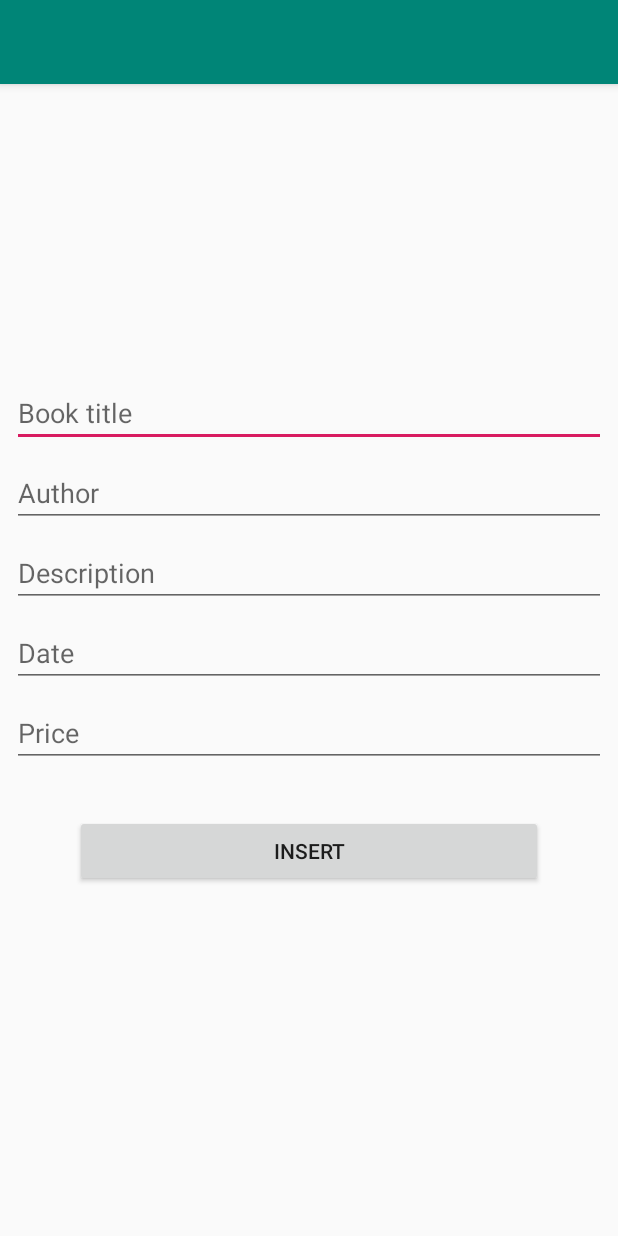
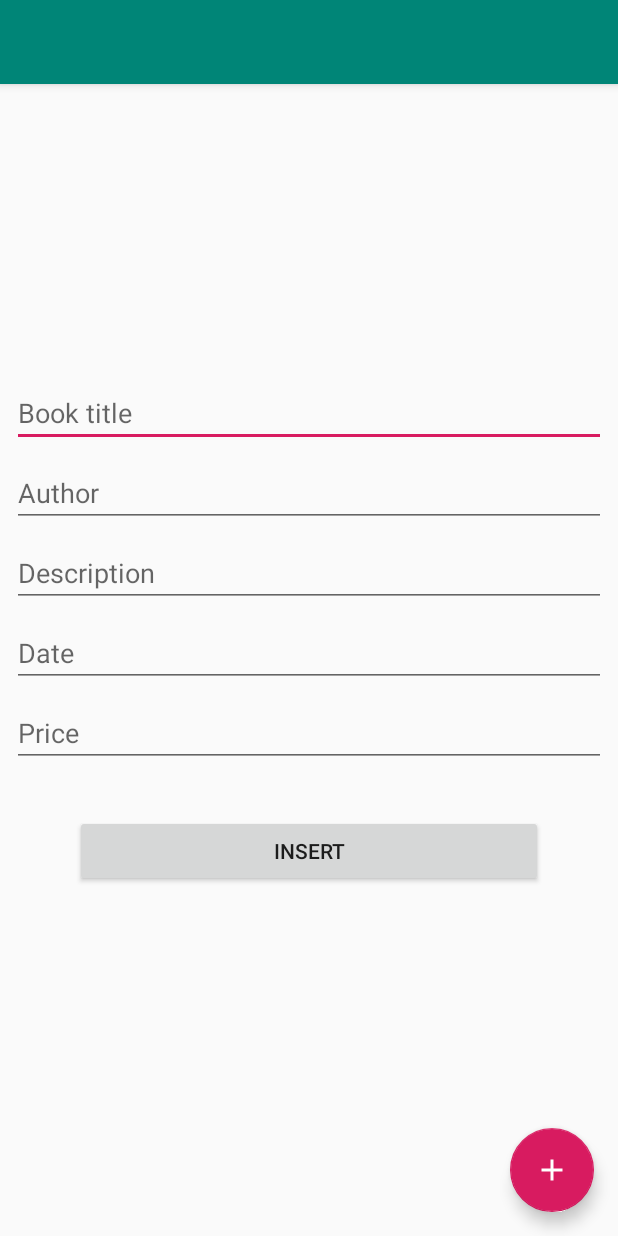
Before and after one commit to penhsokra/Room-Persistence-android, an Android app: the InsertBookActivity screen opened directly, with no data from a screen before it, on a phone screen of 412 x 824 dp. Run offline under Robolectric (Android 15) with nearby library versions, the phone set to English and light mode, and no system bars; our stand-ins replace Room's generated code.

Commit message:
and insert delete update

```diff
--- a/app/src/main/java/local/database/usermanagement/InsertBookActivity.java
+++ b/app/src/main/java/local/database/usermanagement/InsertBookActivity.java
@@ -1,5 +1,7 @@
 package local.database.usermanagement;
 
+import android.content.Intent;
+import android.support.design.widget.FloatingActionButton;
 import android.support.v7.app.AppCompatActivity;
 import android.os.Bundle;
 import android.util.Log;
@@ -16,6 +18,7 @@ public class InsertBookActivity extends AppCompatActivity {
     EditText title,price,date,author,des;
     Button btnInsert;
     BookDatabase bookDatabase;
+    FloatingActionButton floatingActionButton2;
     @Override
     protected void onCreate(Bundle savedInstanceState) {
         super.onCreate(savedInstanceState);
@@ -27,6 +30,14 @@ public class InsertBookActivity extends AppCompatActivity {
         date = findViewById(R.id.iptDate);
         price = findViewById(R.id.iptPrice);
         btnInsert = findViewById(R.id.btnInsert);
+
+        floatingActionButton2 = findViewById(R.id.floatingActionButton);
+
+        floatingActionButton2.setOnClickListener(v->{
+            Intent i = new Intent(this,MainActivity.class);
+            startActivity(i);
+            finish();
+        });
 
         bookDatabase= BookDatabase.getInstance(this);
         btnInsert.setOnClickListener(v->{
--- /dev/null
+++ b/app/src/main/res/drawable/ic_add_black_24dp.xml
@@ -0,0 +1,5 @@
+<vector android:height="24dp" android:tint="#FFFFFF"
+    android:viewportHeight="24.0" android:viewportWidth="24.0"
+    android:width="24dp" xmlns:android="http://schemas.android.com/apk/res/android">
+    <path android:fillColor="#FF000000" android:pathData="M19,13h-6v6h-2v-6H5v-2h6V5h2v6h6v2z"/>
+</vector>
--- a/app/src/main/res/layout/activity_insert_book.xml
+++ b/app/src/main/res/layout/activity_insert_book.xml
@@ -93,4 +93,15 @@
         app:layout_constraintStart_toStartOf="parent"
         app:layout_constraintTop_toBottomOf="@+id/iptPrice" />
 
+    <android.support.design.widget.FloatingActionButton
+        android:id="@+id/floatingActionButton"
+        android:layout_width="wrap_content"
+        android:layout_height="wrap_content"
+        android:layout_marginEnd="16dp"
+        android:layout_marginBottom="16dp"
+        android:clickable="true"
+        app:layout_constraintBottom_toBottomOf="parent"
+        app:layout_constraintEnd_toEndOf="parent"
+        app:srcCompat="@drawable/ic_add_black_24dp" />
+
 </android.support.constraint.ConstraintLayout>
```
Also changed, not shown: app/build.gradle (+6 -2 lines), app/src/main/java/local/database/usermanagement/MainActivity.java (+15 -5 lines), app/src/main/java/local/database/usermanagement/adapter/BookAdapter.java (+7 -1 lines), app/src/main/res/layout/activity_main.xml (+17 -0 lines), app/src/main/res/menu/popup_menu.xml (added, +11 -0 lines), gradle/wrapper/gradle-wrapper.properties.
